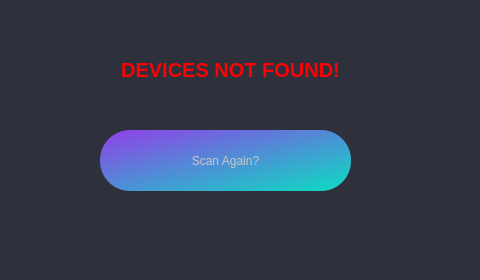
ozzysp/AlphaCopy, file src/screen_ui/mainwindow.ui: the form before one commit.
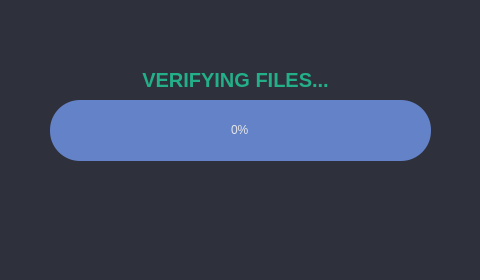
The form after the commit. The open tabs and pages were chosen to show the change.

Patch:
```diff
--- a/src/screen_ui/mainwindow.ui
+++ b/src/screen_ui/mainwindow.ui
@@ -159,9 +159,9 @@
        <widget class="QLabel" name="notFoundLb">
         <property name="geometry">
          <rect>
-          <x>30</x>
-          <y>50</y>
-          <width>401</width>
+          <x>70</x>
+          <y>60</y>
+          <width>331</width>
           <height>41</height>
          </rect>
         </property>
@@ -189,8 +189,8 @@
        <widget class="QPushButton" name="scanAgainPB">
         <property name="geometry">
          <rect>
-          <x>100</x>
-          <y>130</y>
+          <x>110</x>
+          <y>100</y>
           <width>251</width>
           <height>61</height>
          </rect>
@@ -224,10 +224,10 @@
        <widget class="QLabel" name="notFoundDescriptionLb">
         <property name="geometry">
          <rect>
-          <x>60</x>
-          <y>100</y>
-          <width>331</width>
-          <height>17</height>
+          <x>10</x>
+          <y>180</y>
+          <width>461</width>
+          <height>20</height>
          </rect>
         </property>
         <property name="font">
@@ -698,6 +698,71 @@
          <set>Qt::AlignCenter</set>
         </property>
        </widget>
+       <zorder>ejectedLb</zorder>
+       <zorder>newCoyPB</zorder>
+      </widget>
+      <widget class="QWidget" name="verifying">
+       <widget class="QProgressBar" name="verifyingProgrB">
+        <property name="geometry">
+         <rect>
+          <x>50</x>
+          <y>100</y>
+          <width>381</width>
+          <height>61</height>
+         </rect>
+        </property>
+        <property name="styleSheet">
+         <string notr="true">QProgressBar {
+	background-color: rgb(100, 130, 200);
+	color: rgb(230, 230, 230);
+	border-style: none;
+	border-radius: 30px;
+	text-align: center;
+}
+QProgressBar::chunk{
+	border-radius: 35px;
+	background-color: qlineargradient(spread:pad, x1:0, y1:0, x2:1, y2:1, stop:0 rgba(0, 0, 0, 255), stop:0.0138249 rgba(0, 0, 0, 255), stop:0.0184332 rgba(143, 66, 231, 255), stop:0.976959 rgba(14, 218, 195, 255), stop:1 rgba(255, 255, 255, 255));
+}</string>
+        </property>
+        <property name="minimum">
+         <number>0</number>
+        </property>
+        <property name="maximum">
+         <number>8</number>
+        </property>
+        <property name="value">
+         <number>0</number>
+        </property>
+        <property name="format">
+         <string>%p%</string>
+        </property>
+       </widget>
+       <widget class="QLabel" name="verifyingLb">
+        <property name="geometry">
+         <rect>
+          <x>70</x>
+          <y>60</y>
+          <width>331</width>
+          <height>41</height>
+         </rect>
+        </property>
+        <property name="font">
+         <font>
+          <pointsize>15</pointsize>
+         </font>
+        </property>
+        <property name="styleSheet">
+         <string notr="true">color: rgb(35, 175, 136);</string>
+        </property>
+        <property name="text">
+         <string>&lt;html&gt;&lt;head/&gt;&lt;body&gt;&lt;p&gt;&lt;span style=&quot; font-weight:700;&quot;&gt;VERIFYING FILES...&lt;/span&gt;&lt;/p&gt;&lt;/body&gt;&lt;/html&gt;</string>
+        </property>
+        <property name="alignment">
+         <set>Qt::AlignCenter</set>
+        </property>
+       </widget>
+       <zorder>verifyingLb</zorder>
+       <zorder>verifyingProgrB</zorder>
       </widget>
      </widget>
     </item>
```
Left out of the diff: 142 changed lines with no effect on the pictures.
